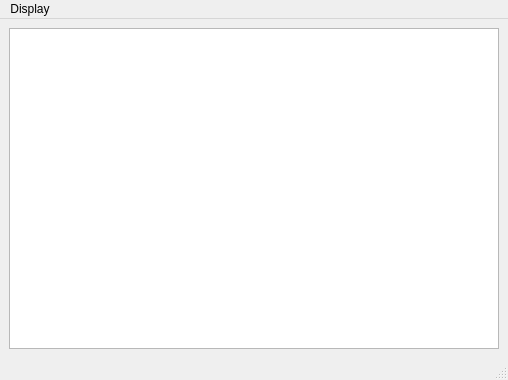
Above: Testing/ImageVIew.ui from Adi-Dev-hub/Flood before the change. Below: the same form after it.
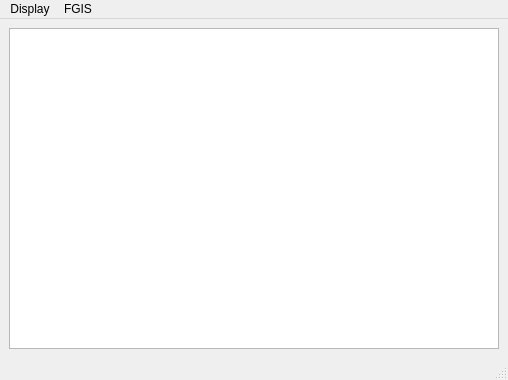
That is the form after the change.

```diff
--- a/Testing/ImageVIew.ui
+++ b/Testing/ImageVIew.ui
@@ -26,7 +26,7 @@
      <x>0</x>
      <y>0</y>
      <width>508</width>
-     <height>33</height>
+     <height>26</height>
     </rect>
    </property>
    <widget class="QMenu" name="menuDisplay">
@@ -35,7 +35,14 @@
     </property>
     <addaction name="actionShow"/>
    </widget>
+   <widget class="QMenu" name="menuFRZI">
+    <property name="title">
+     <string>FGIS</string>
+    </property>
+    <addaction name="actionFRIZ"/>
+   </widget>
    <addaction name="menuDisplay"/>
+   <addaction name="menuFRZI"/>
   </widget>
   <widget class="QStatusBar" name="statusbar"/>
   <action name="actionShow">
```
Left out of the diff: 5 changed lines with no effect on the pictures.
